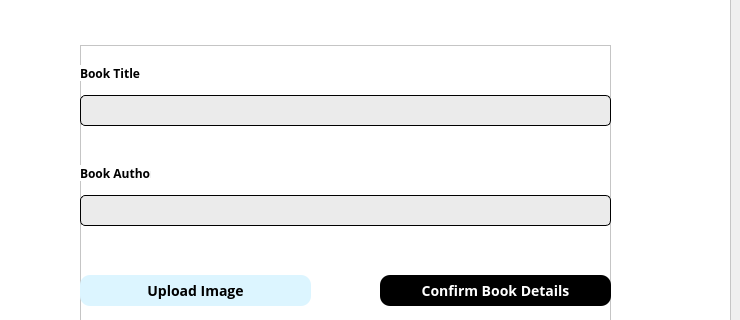
Above: LIS/adminaddbook.ui from TenacioussD/library_information_system before the change; both pictures show x 279 to 1019 and y 164 to 484 of the 1019 by 670 pixel window. Below: the same form after it.
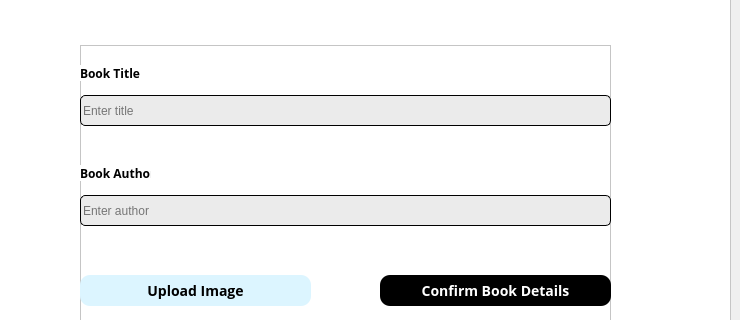
That is the form after the change. Icons and pictures are not drawn.

```diff
--- a/LIS/adminaddbook.ui
+++ b/LIS/adminaddbook.ui
@@ -527,6 +527,9 @@
 border-radius: 5px;
 background: rgb(235, 235, 235);</string>
         </property>
+        <property name="placeholderText">
+         <string>Enter title</string>
+        </property>
        </widget>
        <widget class="QLabel" name="label_2">
         <property name="geometry">
@@ -576,6 +579,9 @@
 border-radius: 5px;
 background: rgb(235, 235, 235);</string>
         </property>
+        <property name="placeholderText">
+         <string>Enter author</string>
+        </property>
        </widget>
        <widget class="QPushButton" name="image">
         <property name="geometry">
```
Left out of the diff: 19 changed lines with no effect on the pictures.
